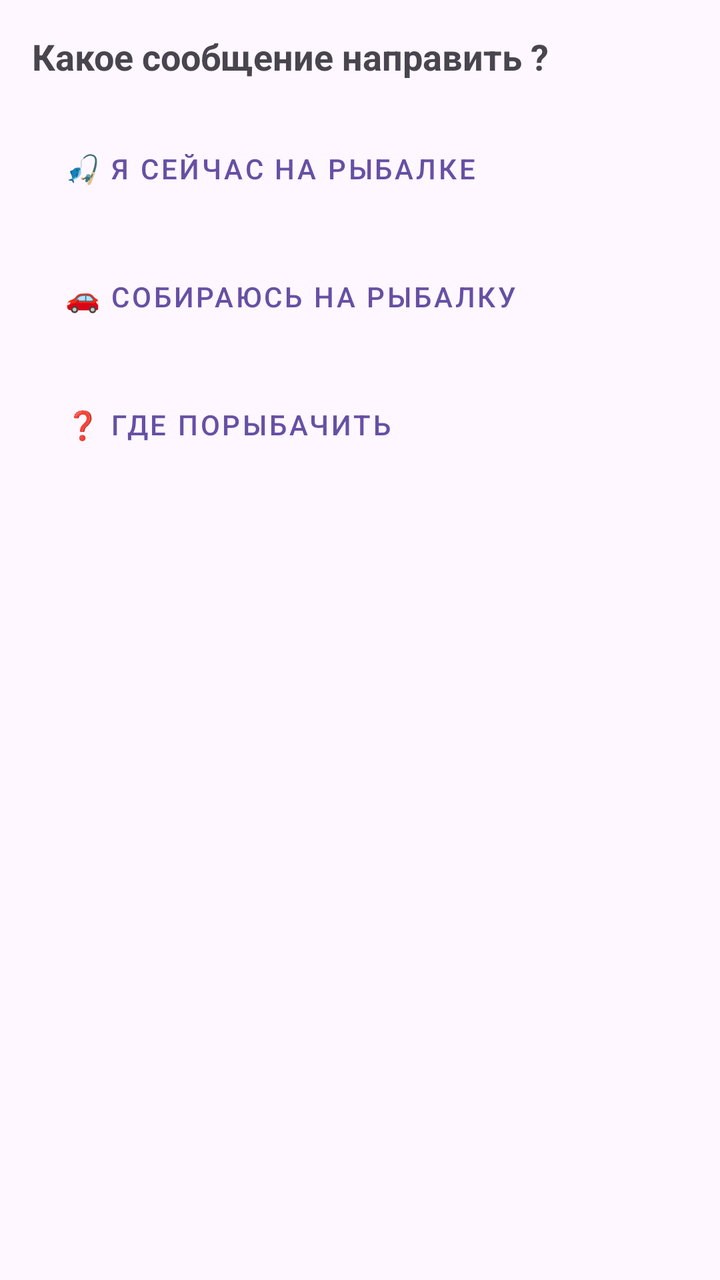
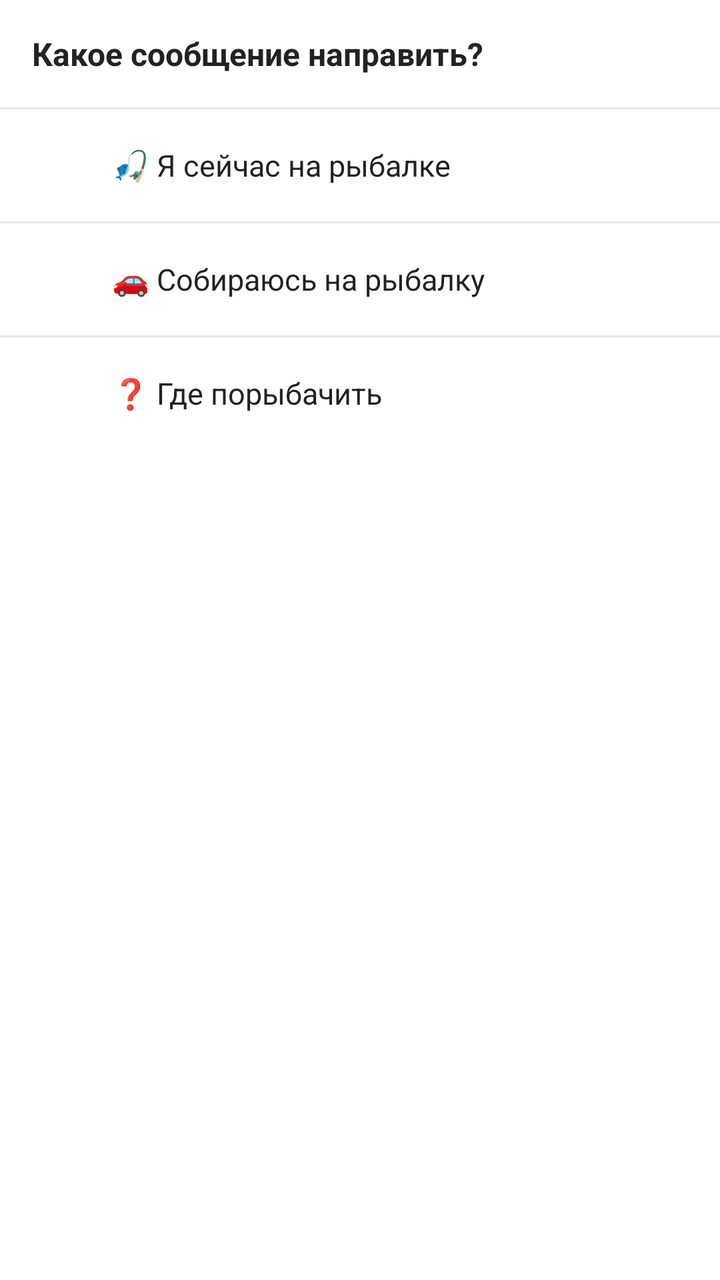

Two renders of the same Android screen: before a commit and after it. Below are the layout's source before the change and the commit's diff.
<!-- AndroidManifest.xml: application theme Theme.FishingSpot -->
<!-- res/layout/bottom_sheet_signal_type.xml -->
<?xml version="1.0" encoding="utf-8"?>
<LinearLayout xmlns:android="http://schemas.android.com/apk/res/android"
    android:layout_width="match_parent"
    android:layout_height="wrap_content"
    android:orientation="vertical"
    android:padding="16dp">

    <TextView
        android:layout_width="match_parent"
        android:layout_height="wrap_content"
        android:text="Какое сообщение направить ?"
        android:textSize="18sp"
        android:textStyle="bold"
        android:layout_marginBottom="16dp" />

    <com.google.android.material.button.MaterialButton
        android:id="@+id/btnOnFishing"
        style="@style/Widget.MaterialComponents.Button.TextButton.Dialog"
        android:layout_width="match_parent"
        android:layout_height="56dp"
        android:text="🎣 Я сейчас на рыбалке"
        android:gravity="start|center_vertical"
        android:layout_marginBottom="8dp" />

    <com.google.android.material.button.MaterialButton
        android:id="@+id/btnGoingFishing"
        style="@style/Widget.MaterialComponents.Button.TextButton.Dialog"
        android:layout_width="match_parent"
        android:layout_height="56dp"
        android:text="🚗 Собираюсь на рыбалку"
        android:gravity="start|center_vertical"
        android:layout_marginBottom="8dp" />

    <com.google.android.material.button.MaterialButton
        android:id="@+id/btnRequestSpot"
        style="@style/Widget.MaterialComponents.Button.TextButton.Dialog"
        android:layout_width="match_parent"
        android:layout_height="56dp"
        android:text="❓ Где порыбачить"
        android:gravity="start|center_vertical" />

</LinearLayout>
<!-- resources referenced by this layout -->
<resources>
  <style name="Theme.FishingSpot" parent="Base.Theme.FishingSpot" />
  <style name="Base.Theme.FishingSpot" parent="Theme.Material3.DayNight.NoActionBar">
          
          
      </style>
</resources>

<!-- the commit's change to res/layout/bottom_sheet_signal_type.xml (unified diff, before → after) -->
@@ -1,42 +1,118 @@
 <?xml version="1.0" encoding="utf-8"?>
 <LinearLayout xmlns:android="http://schemas.android.com/apk/res/android"
+    xmlns:app="http://schemas.android.com/apk/res-auto"
     android:layout_width="match_parent"
     android:layout_height="wrap_content"
     android:orientation="vertical"
-    android:padding="16dp">
+    android:background="#FFFFFF">
 
+    
     <TextView
         android:layout_width="match_parent"
         android:layout_height="wrap_content"
-        android:text="Какое сообщение направить ?"
-        android:textSize="18sp"
+        android:text="Какое сообщение направить?"
+        android:textSize="16sp"
         android:textStyle="bold"
-        android:layout_marginBottom="16dp" />
+        android:textColor="#222222"
+        android:padding="16dp" />
 
-    <com.google.android.material.button.MaterialButton
+    
+    <View
+        android:layout_width="match_parent"
+        android:layout_height="1dp"
+        android:background="#E7E8EC"/>
+
+    
+    <LinearLayout
         android:id="@+id/btnOnFishing"
-        style="@style/Widget.MaterialComponents.Button.TextButton.Dialog"
         android:layout_width="match_parent"
         android:layout_height="56dp"
-        android:text="🎣 Я сейчас на рыбалке"
-        android:gravity="start|center_vertical"
-        android:layout_marginBottom="8dp" />
+        android:orientation="horizontal"
+        android:gravity="center_vertical"
+        android:paddingHorizontal="16dp"
+        android:clickable="true"
+        android:focusable="true"
+        android:background="?attr/selectableItemBackground">
 
-    <com.google.android.material.button.MaterialButton
+        <ImageView
+            android:layout_width="24dp"
+            android:layout_height="24dp"
+
+            app:tint="#0288D1"/>
+
+        <TextView
+            android:layout_width="wrap_content"
+            android:layout_height="wrap_content"
+            android:text="🎣 Я сейчас на рыбалке"
+            android:textSize="15sp"
+            android:textColor="#222222"
+            android:layout_marginStart="16dp"/>
+    </LinearLayout>
+
+    
+    <View
+        android:layout_width="match_parent"
+        android:layout_height="1dp"
+        android:background="#E7E8EC"/>
+
+    
+    <LinearLayout
         android:id="@+id/btnGoingFishing"
-        style="@style/Widget.MaterialComponents.Button.TextButton.Dialog"
         android:layout_width="match_parent"
         android:layout_height="56dp"
-        android:text="🚗 Собираюсь на рыбалку"
-        android:gravity="start|center_vertical"
-        android:layout_marginBottom="8dp" />
+        android:orientation="horizontal"
+        android:gravity="center_vertical"
+        android:paddingHorizontal="16dp"
+        android:clickable="true"
+        android:focusable="true"
+        android:background="?attr/selectableItemBackground">
 
-    <com.google.android.material.button.MaterialButton
+        <ImageView
+            android:layout_width="24dp"
+            android:layout_height="24dp"
+
+            app:tint="#0288D1"/>
+
+        <TextView
+            android:layout_width="wrap_content"
+            android:layout_height="wrap_content"
+            android:text="🚗 Собираюсь на рыбалку"
+            android:textSize="15sp"
+            android:textColor="#222222"
+            android:layout_marginStart="16dp"/>
+    </LinearLayout>
+
+    
+    <View
+        android:layout_width="match_parent"
+        android:layout_height="1dp"
+        android:background="#E7E8EC"/>
+
+    
+    <LinearLayout
         android:id="@+id/btnRequestSpot"
-        style="@style/Widget.MaterialComponents.Button.TextButton.Dialog"
         android:layout_width="match_parent"
         android:layout_height="56dp"
-        android:text="❓ Где порыбачить"
-        android:gravity="start|center_vertical" />
+        android:orientation="horizontal"
+        android:gravity="center_vertical"
+        android:paddingHorizontal="16dp"
+        android:clickable="true"
+        android:focusable="true"
+        android:background="?attr/selectableItemBackground">
+
+        <ImageView
+            android:layout_width="24dp"
+            android:layout_height="24dp"
+
+            app:tint="#0288D1"/>
+
+        <TextView
+            android:layout_width="wrap_content"
+            android:layout_height="wrap_content"
+            android:text="❓ Где порыбачить"
+            android:textSize="15sp"
+            android:textColor="#222222"
+            android:layout_marginStart="16dp"/>
+    </LinearLayout>
 
 </LinearLayout>
